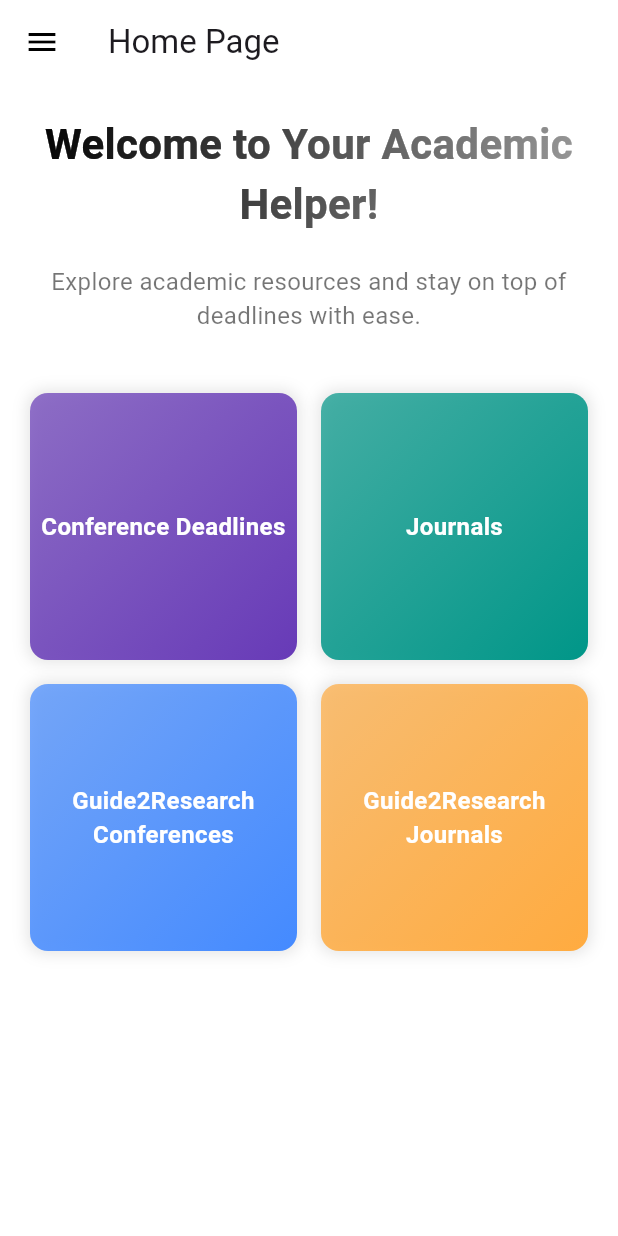
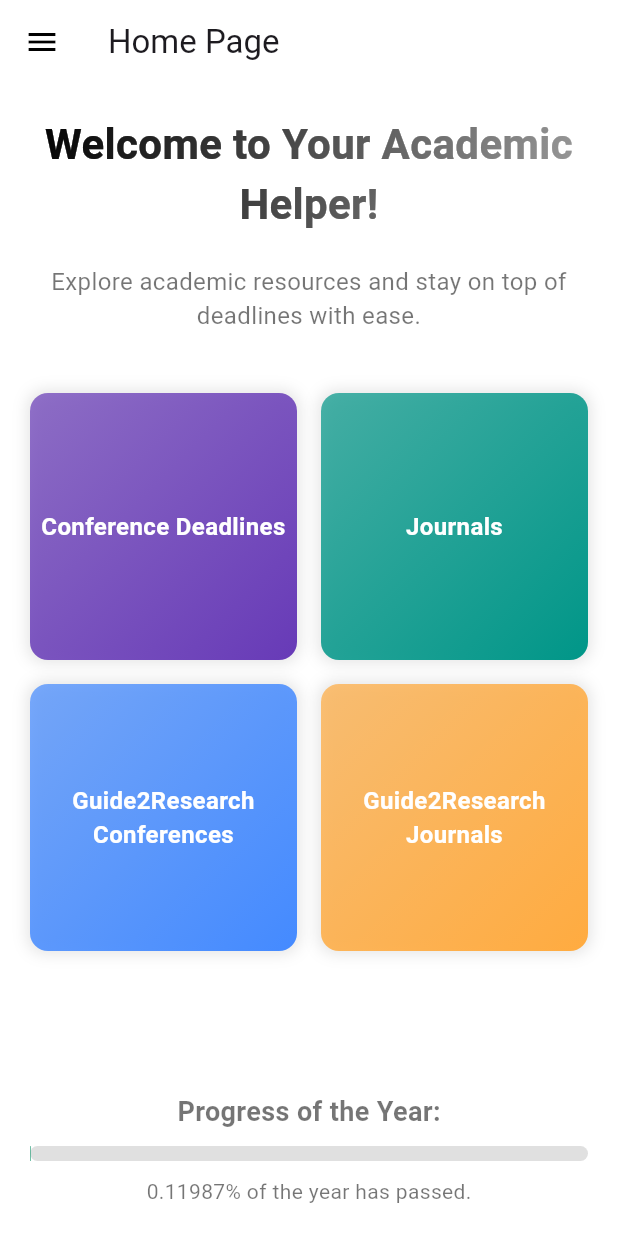
Before and after one commit to Kian-Chen/PubMate, a Flutter app: the screen it shows once a user with an empty profile is signed in, on a phone screen of 412 x 824 dp. Run offline on Flutter 3.47's test engine with Material 3 defaults, Android fonts, the phone set to English and light mode, and no system bars; our stand-ins replace supabase_flutter; accounts and stored records are empty; Roboto replaces fonts that are missing (Poppins).

Commit message:
feat(home_page): add year progress bar
- Implement a dynamic progress bar that shows the elapsed time of the current year
- Add a timer to update the progress every second
- Calculate the progress based on local time and timezone
- Display the percentage of the year passed with 5 decimal precision
- Use an animated container to smoothly update the progress bar width

```diff
--- a/lib/pages/home_page.dart
+++ b/lib/pages/home_page.dart
@@ -1,12 +1,64 @@
+import 'dart:async';
 import 'package:flutter/material.dart';
 import 'package:pubmate/widgets/custom_drawer.dart';
 
-class HomePage extends StatelessWidget {
+class HomePage extends StatefulWidget {
   const HomePage({super.key});
+
+  @override
+  State<HomePage> createState() => _HomePageState();
+}
+
+class _HomePageState extends State<HomePage> {
+  // Timer for updating the progress every second
+  late Timer _timer;
+
+  // Current progress value (between 0 and 1)
+  double _progress = 0.0;
+
+  @override
+  void initState() {
+    super.initState();
+
+    // Start the timer that updates the progress every second
+    _startProgressTimer();
+  }
+
+  @override
+  void dispose() {
+    // Don't forget to cancel the timer when the widget is disposed
+    _timer.cancel();
+    super.dispose();
+  }
 
   // Helper method to navigate to a named route
   void navigateTo(BuildContext context, String routeName) {
     Navigator.pushNamed(context, routeName);
+  }
+
+  // Start the timer to update the progress every second
+  void _startProgressTimer() {
+    _timer = Timer.periodic(const Duration(seconds: 1), (_) {
+      setState(() {
+        _progress = _getYearProgress();
+      });
+    });
+  }
+
+  // Helper method to calculate the progress of the current year in seconds
+  double _getYearProgress() {
+    DateTime now = DateTime.now().toLocal(); // Local time with time zone
+    DateTime startOfYear = DateTime(now.year, 1, 1); // Start of the year in local time
+    DateTime endOfYear = DateTime(now.year + 1, 1, 1); // Start of next year in local time
+
+    // Calculate the total number of seconds in the year
+    int totalSecondsInYear = endOfYear.difference(startOfYear).inSeconds;
+
+    // Calculate the number of seconds passed in the current year
+    int secondsPassed = now.difference(startOfYear).inSeconds;
+
+    // Return the ratio of seconds passed to total seconds, with 5 decimal precision
+    return secondsPassed / totalSecondsInYear;
   }
 
   @override
@@ -80,6 +132,10 @@ class HomePage extends StatelessWidget {
                 ],
               ),
             ),
+            const SizedBox(height: 30),
+
+            // Year Progress Bar
+            _buildYearProgressBar(context),
           ],
         ),
       ),
@@ -151,4 +207,58 @@ class HomePage extends StatelessWidget {
       ),
     );
   }
+
+  // Year Progress Bar Widget
+  Widget _buildYearProgressBar(BuildContext context) {
+    // We will calculate the progress for the current year and format it to 5 decimal places
+    double progress = _progress;
+
+    return Column(
+      children: [
+        const Text(
+          'Progress of the Year:',
+          style: TextStyle(
+            fontSize: 18,
+            fontWeight: FontWeight.bold,
+            color: Colors.black54,
+            fontFamily: 'Poppins',
+          ),
+        ),
+        const SizedBox(height: 10),
+        Stack(
+          children: [
+            Container(
+              height: 10,
+              decoration: BoxDecoration(
+                borderRadius: BorderRadius.circular(5),
+                color: Colors.grey.shade300,
+              ),
+            ),
+            AnimatedContainer(
+              duration: const Duration(milliseconds: 500),
+              height: 10,
+              width: MediaQuery.of(context).size.width * progress, // Dynamic width
+              decoration: BoxDecoration(
+                borderRadius: BorderRadius.circular(5),
+                gradient: const LinearGradient(
+                  colors: [Colors.blue, Colors.green],
+                  begin: Alignment.centerLeft,
+                  end: Alignment.centerRight,
+                ),
+              ),
+            ),
+          ],
+        ),
+        const SizedBox(height: 10),
+        Text(
+          '${(progress * 100).toStringAsFixed(5)}% of the year has passed.',
+          style: const TextStyle(
+            fontSize: 14,
+            color: Colors.black54,
+            fontFamily: 'Poppins',
+          ),
+        ),
+      ],
+    );
+  }
 }
```
